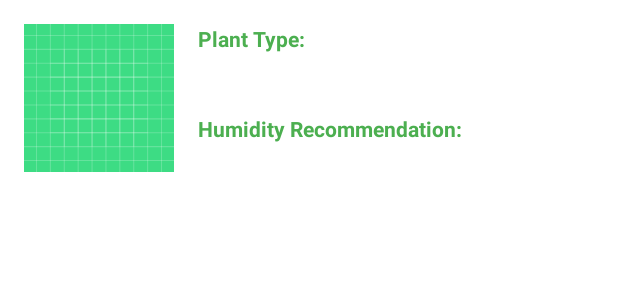
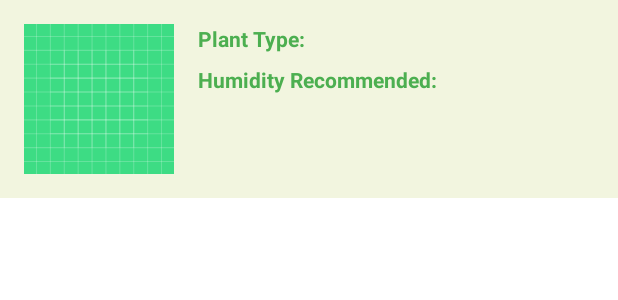
Before and after one commit to idoFassberg/GreenGuardian, an Android app: the layout plant_list_item.xml on its own in the app's theme, with its tools: preview values and no code run, on a phone screen of 412 x 824 dp. Shown: the top 300 px of the screen. Run offline under Robolectric (Android 15) with nearby library versions, the phone set to English and light mode, and no system bars.

Commit message:
ui plant list

```diff
--- a/AndroidStudioProjects/app/src/main/java/com/mta/greenguardianapplication/adapter/PlantAdapter.java
+++ b/AndroidStudioProjects/app/src/main/java/com/mta/greenguardianapplication/adapter/PlantAdapter.java
@@ -10,6 +10,7 @@ import androidx.annotation.NonNull;
 import androidx.recyclerview.widget.RecyclerView;
 
 import com.bumptech.glide.Glide;
+import com.bumptech.glide.request.RequestOptions;
 import com.firebase.ui.database.FirebaseRecyclerAdapter;
 import com.firebase.ui.database.FirebaseRecyclerOptions;
 import com.mta.greenguardianapplication.R;
@@ -52,6 +53,7 @@ public class PlantAdapter extends FirebaseRecyclerAdapter<Plant, PlantAdapter.Pl
             humidityView.setText(String.valueOf(plant.getRecommendedHumidity()));
             Glide.with(pictureView.getContext())
                     .load(plant.getPictureUrl())
+                    .apply(new RequestOptions().circleCrop())
                     .into(pictureView);
         }
     }
--- a/AndroidStudioProjects/app/src/main/res/drawable/circular_background.xml
+++ b/AndroidStudioProjects/app/src/main/res/drawable/circular_background.xml
@@ -1,4 +1,11 @@
-<?xml version="1.0" encoding="utf-8"?>
-<selector xmlns:android="http://schemas.android.com/apk/res/android">
+<shape xmlns:android="http://schemas.android.com/apk/res/android"
+    android:innerRadius="0dp"
+    android:shape="ring"
+    android:thicknessRatio="1.9"
+    android:useLevel="false" >
+    <solid android:color="@android:color/transparent" />
 
-</selector>
+    <stroke
+        android:width="10dp"
+        android:color="@android:color/white" />
+</shape>
--- a/AndroidStudioProjects/app/src/main/res/drawable/divider.xml
+++ b/AndroidStudioProjects/app/src/main/res/drawable/divider.xml
@@ -1,7 +1,7 @@
 <shape xmlns:android="http://schemas.android.com/apk/res/android"
     android:shape="rectangle">
 
-    <size android:height="1dp" />
-    <solid android:color="#D3D3D3" />
+    <size android:height="4dp" />
+    <solid android:color="#4CAF50" />
 
 </shape>
--- a/AndroidStudioProjects/app/src/main/res/drawable/image.xml
+++ b/AndroidStudioProjects/app/src/main/res/drawable/image.xml
@@ -1,4 +1,7 @@
 <?xml version="1.0" encoding="utf-8"?>
-<selector xmlns:android="http://schemas.android.com/apk/res/android">
+<layer-list xmlns:android="http://schemas.android.com/apk/res/android" >
 
-</selector>
+    <item android:drawable="@drawable/circular_background"/>
+    <item android:drawable="@drawable/ic_launcher_foreground"/>
+
+</layer-list>
--- a/AndroidStudioProjects/app/src/main/res/layout/activity_plant_list.xml
+++ b/AndroidStudioProjects/app/src/main/res/layout/activity_plant_list.xml
@@ -2,7 +2,9 @@
 <RelativeLayout xmlns:android="http://schemas.android.com/apk/res/android"
     xmlns:app="http://schemas.android.com/apk/res-auto"
     android:layout_width="match_parent"
-    android:layout_height="match_parent">
+    android:layout_height="match_parent"
+    android:background="#F2F5DF"
+    android:divider="@drawable/divider">
 
   <androidx.recyclerview.widget.RecyclerView
       android:id="@+id/recycler_view_plant_list"
--- a/AndroidStudioProjects/app/src/main/res/layout/plant_list_item.xml
+++ b/AndroidStudioProjects/app/src/main/res/layout/plant_list_item.xml
@@ -1,60 +1,76 @@
 <LinearLayout xmlns:android="http://schemas.android.com/apk/res/android"
-    android:orientation="horizontal"
     android:layout_width="match_parent"
     android:layout_height="wrap_content"
+    android:background="#F2F5DF"
+    android:fadeScrollbars="false"
+    android:fadingEdge="none"
+    android:orientation="horizontal"
     android:padding="16dp">
 
     <ImageView
         android:id="@+id/plant_image"
         android:layout_width="100dp"
-        android:layout_height="match_parent"
+        android:layout_height="100dp"
+        android:adjustViewBounds="false"
+        android:background="@drawable/image"
         android:contentDescription="@string/plant_image_description"
         android:scaleType="centerCrop"
-        android:src="@drawable/ic_launcher_background"/>
+        android:src="@drawable/ic_launcher_background" />
 
     <LinearLayout
         android:layout_width="0dp"
         android:layout_height="wrap_content"
+        android:layout_marginStart="16dp"
         android:layout_weight="1"
-        android:layout_marginStart="16dp"
         android:orientation="vertical">
+
+        <LinearLayout
+            android:layout_width="match_parent"
+            android:layout_height="wrap_content"
+            android:orientation="horizontal">
 
             <TextView
                 android:id="@+id/plant_type_title"
                 android:layout_width="wrap_content"
                 android:layout_height="wrap_content"
-            android:text="Plant Type:"
+                android:text="Plant Type: "
+                android:textColor="#4CAF50"
                 android:textSize="14sp"
-            android:textStyle="bold"
-            android:textColor="#4CAF50"/>
+                android:textStyle="bold" />
 
             <TextView
                 android:id="@+id/plant_type"
                 android:layout_width="wrap_content"
                 android:layout_height="wrap_content"
-            android:textSize="18sp"
-            android:textStyle="bold"
+                android:ellipsize="end"
+                android:maxLines="1"
                 android:textColor="@android:color/black"
-            android:maxLines="1"
-            android:ellipsize="end"/>
+                android:textSize="14sp"
+                android:textStyle="bold" />
+        </LinearLayout>
+
+        <LinearLayout
+            android:layout_width="match_parent"
+            android:layout_height="wrap_content"
+            android:layout_marginTop="8dp"
+            android:orientation="horizontal">
 
             <TextView
                 android:id="@+id/plant_humidity_title"
                 android:layout_width="wrap_content"
                 android:layout_height="wrap_content"
-            android:text="Humidity Recommendation:"
+                android:text="Humidity Recommended: "
+                android:textColor="#4CAF50"
                 android:textSize="14sp"
-            android:textStyle="bold"
-            android:textColor="#4CAF50"
-            android:layout_marginTop="16dp"/>
+                android:textStyle="bold" />
 
             <TextView
                 android:id="@+id/plant_humidity"
                 android:layout_width="wrap_content"
                 android:layout_height="wrap_content"
-            android:textSize="14sp"
-            android:textColor="@android:color/black"/>
-
+                android:textColor="@android:color/black"
+                android:textSize="14sp" />
+        </LinearLayout>
     </LinearLayout>
 
 </LinearLayout>
```
Lines whose indentation alone changed are shown as unchanged.
